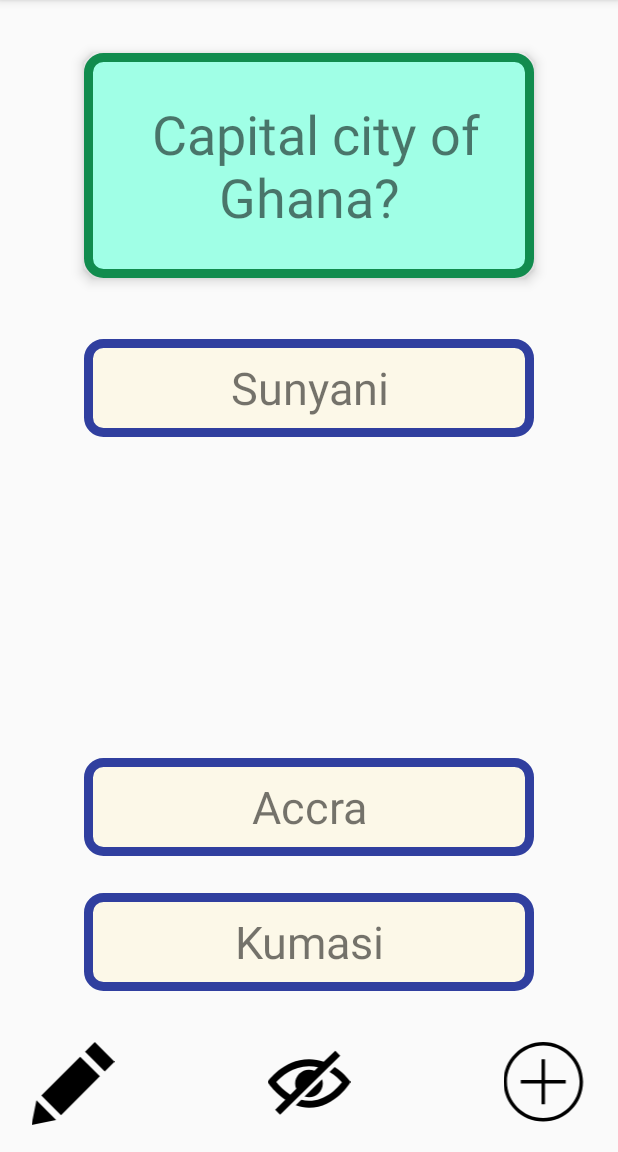
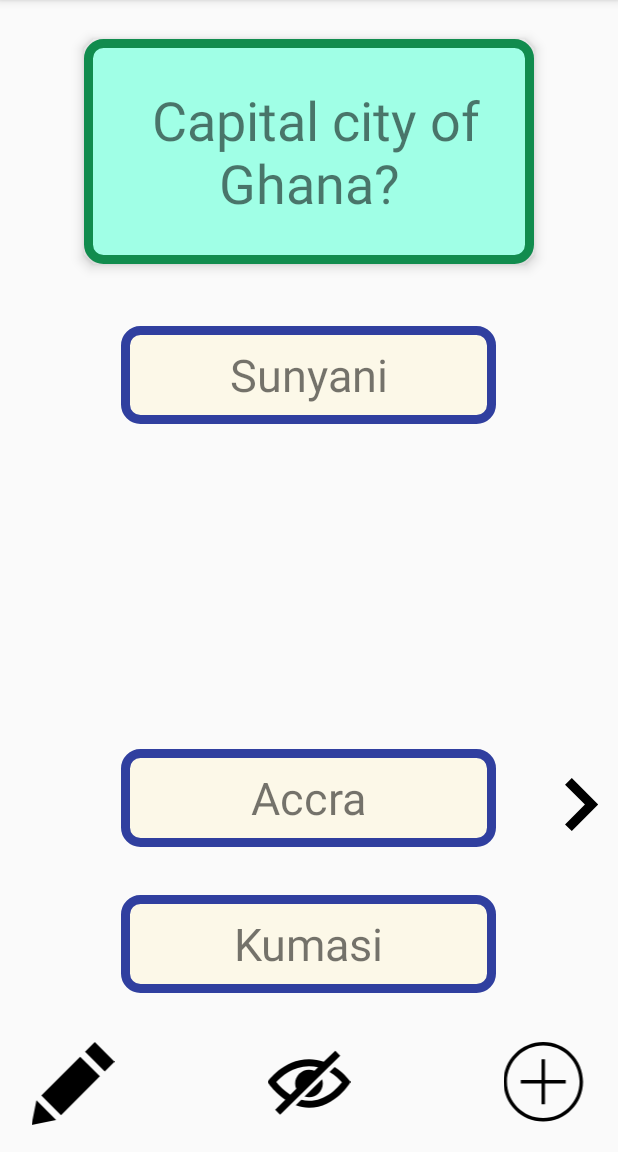
Before and after one commit to forsonkelvin/Flash2Learn, an Android app: the screen it shows after launch (MainActivity), on a phone screen of 412 x 824 dp, the part 84-1236 px from its top. Run offline under Robolectric (Android 15) with nearby library versions, the light colour scheme and no system bars; our stand-ins replace Room's generated code.

Commit message:
Database system that enables user to store card for later.

```diff
--- a/app/build.gradle
+++ b/app/build.gradle
@@ -26,4 +26,7 @@ dependencies {
     androidTestImplementation 'com.android.support.test:runner:1.0.2'
     androidTestImplementation 'com.android.support.test.espresso:espresso-core:3.0.2'
     implementation 'com.android.support:design:27.1.1'
+    implementation "android.arch.persistence.room:runtime:1.1.1"
+    annotationProcessor "android.arch.persistence.room:compiler:1.1.1"
+    debugImplementation 'com.amitshekhar.android:debug-db:1.0.4'
 }
--- /dev/null
+++ b/app/src/main/java/com/example/forso/flashlearn/AppDatabase.java
@@ -0,0 +1,9 @@
+package com.example.forso.flashlearn;
+
+import android.arch.persistence.room.Database;
+import android.arch.persistence.room.RoomDatabase;
+
+@Database(entities = {Flashcard.class}, version = 1)
+public abstract class AppDatabase extends RoomDatabase {
+    public abstract FlashcardDao flashcardDao();
+}
--- /dev/null
+++ b/app/src/main/java/com/example/forso/flashlearn/FlashcardDao.java
@@ -0,0 +1,25 @@
+package com.example.forso.flashlearn;
+
+import android.arch.persistence.room.Dao;
+import android.arch.persistence.room.Delete;
+import android.arch.persistence.room.Insert;
+import android.arch.persistence.room.OnConflictStrategy;
+import android.arch.persistence.room.Query;
+import android.arch.persistence.room.Update;
+
+import java.util.List;
+
+@Dao
+public interface FlashcardDao {
+    @Query("SELECT * FROM flashcard")
+    List<Flashcard> getAll();
+
+    @Insert
+    void insertAll(Flashcard... flashcards);
+
+    @Delete
+    void delete(Flashcard flashcard);
+
+    @Update(onConflict = OnConflictStrategy.REPLACE)
+    void update(Flashcard flashcard);
+}
--- /dev/null
+++ b/app/src/main/java/com/example/forso/flashlearn/FlashcardDatabase.java
@@ -0,0 +1,39 @@
+package com.example.forso.flashlearn;
+
+import android.arch.persistence.room.Room;
+import android.content.Context;
+
+import java.util.List;
+
+public class FlashcardDatabase {
+    private final AppDatabase db;
+
+    FlashcardDatabase(Context context) {
+        db = Room.databaseBuilder(context.getApplicationContext(),
+                AppDatabase.class, "flashcard-database")
+                .allowMainThreadQueries()
+                .fallbackToDestructiveMigration()
+                .build();
+    }
+
+    public List<Flashcard> getAllCards() {
+        return db.flashcardDao().getAll();
+    }
+
+    public void insertCard(Flashcard flashcard) {
+        db.flashcardDao().insertAll(flashcard);
+    }
+
+    public void deleteCard(String flashcardQuestion) {
+        List<Flashcard> allCards = db.flashcardDao().getAll();
+        for (Flashcard f : allCards) {
+            if (f.getQuestion().equals(flashcardQuestion)) {
+                db.flashcardDao().delete(f);
+            }
+        }
+    }
+
+    public void updateCard(Flashcard flashcard) {
+        db.flashcardDao().update(flashcard);
+    }
+}
--- a/app/src/main/java/com/example/forso/flashlearn/MainActivity.java
+++ b/app/src/main/java/com/example/forso/flashlearn/MainActivity.java
@@ -10,6 +10,8 @@ import android.widget.TextView;
 
 import org.w3c.dom.Text;
 
+import java.util.List;
+
 
 public class MainActivity extends AppCompatActivity {
 
@@ -17,6 +19,15 @@ public class MainActivity extends AppCompatActivity {
     protected void onCreate(Bundle savedInstanceState) {
         super.onCreate(savedInstanceState);
         setContentView(R.layout.activity_main);
+        flashcardDatabase = new FlashcardDatabase(getApplicationContext());
+        allFlashcards = flashcardDatabase.getAllCards();
+
+        if (allFlashcards != null && allFlashcards.size() > 0) {
+            ((TextView) findViewById(R.id.question_holder)).setText(allFlashcards.get(0).getQuestion());
+            ((TextView) findViewById(R.id.answer_holder)).setText(allFlashcards.get(0).getAnswer());
+            ((TextView) findViewById(R.id.answer_holder)).setText(allFlashcards.get(0).getWrongAnswer1());
+            ((TextView) findViewById(R.id.answer_holder)).setText(allFlashcards.get(0).getWrongAnswer2());
+        }
 
         // Changes the Background color of the question field
         //((TextView) findViewById(R.id.question_holder)).setBackgroundColor(getResources().getColor(R.color.colorSeaBlue));
@@ -133,6 +144,28 @@ public class MainActivity extends AppCompatActivity {
                 }
             });
 
+        findViewById(R.id.next_button).setOnClickListener(new View.OnClickListener() {
+            @Override
+            public void onClick(View v) {
+                // advance our pointer index so we can show the next card
+                currentCardDisplayedIndex++;
+
+                // make sure we don't get an IndexOutOfBoundsError if we are viewing the last indexed card in our list
+                if (currentCardDisplayedIndex > allFlashcards.size() - 1) {
+                    currentCardDisplayedIndex = 0;
+                }
+
+                // set the question and answer TextViews with data from the database
+                ((TextView) findViewById(R.id.question_holder)).setText(allFlashcards.get(currentCardDisplayedIndex).getQuestion());
+                ((TextView) findViewById(R.id.answer_holder)).setText(allFlashcards.get(currentCardDisplayedIndex).getAnswer());
+                ((TextView) findViewById(R.id.Option_1)).setText(allFlashcards.get(currentCardDisplayedIndex).getWrongAnswer1());
+                ((TextView) findViewById(R.id.Option_2)).setText(allFlashcards.get(currentCardDisplayedIndex).getAnswer());
+                ((TextView) findViewById(R.id.Option_3)).setText(allFlashcards.get(currentCardDisplayedIndex).getWrongAnswer2());
+            }
+        });
+
+
+
 
 
 
@@ -150,10 +183,20 @@ public class MainActivity extends AppCompatActivity {
                 ((TextView) findViewById(R.id.Option_1)).setText(string3);
                 ((TextView) findViewById(R.id.Option_2)).setText(string2);
                 ((TextView) findViewById(R.id.Option_3)).setText(string4);
+                flashcardDatabase.insertCard(new Flashcard(string1, string2));
+                flashcardDatabase.insertCard(new Flashcard(string3, string4));
+                allFlashcards = flashcardDatabase.getAllCards();
+
+
             }
 
         }
 
     }
 
+    int currentCardDisplayedIndex = 0;
+    FlashcardDatabase flashcardDatabase;
+    List<Flashcard> allFlashcards;
+
+
 }
--- /dev/null
+++ b/app/src/main/res/drawable/ic_iconmonstr_arrow_25.xml
@@ -0,0 +1,9 @@
+<vector xmlns:android="http://schemas.android.com/apk/res/android"
+    android:width="24dp"
+    android:height="24dp"
+    android:viewportWidth="24"
+    android:viewportHeight="24">
+  <path
+      android:fillColor="#FF000000"
+      android:pathData="M5,3l3.057,-3 11.943,12 -11.943,12 -3.057,-3 9,-9z"/>
+</vector>
--- a/app/src/main/res/layout/activity_main.xml
+++ b/app/src/main/res/layout/activity_main.xml
@@ -14,7 +14,7 @@
         android:layout_height="150dp"
         android:layout_alignParentTop="true"
         android:layout_centerHorizontal="true"
-        android:layout_marginTop="35dp"
+        android:layout_marginTop="26dp"
         android:background="@drawable/color_shape"
         android:elevation="5dp"
         android:gravity="center"
@@ -35,11 +35,11 @@
 
     <TextView
         android:id="@+id/Option_1"
-        android:layout_width="300dp"
+        android:layout_width="250dp"
         android:layout_height="65dp"
         android:layout_alignParentTop="true"
         android:layout_centerHorizontal="true"
-        android:layout_marginTop="226dp"
+        android:layout_marginTop="217dp"
         android:layout_weight="1"
         android:background="@drawable/options_shape"
         android:gravity="center"
@@ -48,11 +48,11 @@
 
     <TextView
         android:id="@+id/Option_2"
-        android:layout_width="300dp"
+        android:layout_width="250dp"
         android:layout_height="65dp"
         android:layout_alignParentBottom="true"
         android:layout_centerHorizontal="true"
-        android:layout_marginBottom="197dp"
+        android:layout_marginBottom="203dp"
         android:layout_weight="1"
         android:background="@drawable/options_shape"
         android:gravity="center"
@@ -61,11 +61,11 @@
 
     <TextView
         android:id="@+id/Option_3"
-        android:layout_width="300dp"
+        android:layout_width="250dp"
         android:layout_height="65dp"
         android:layout_alignParentBottom="true"
         android:layout_centerHorizontal="true"
-        android:layout_marginBottom="107dp"
+        android:layout_marginBottom="106dp"
         android:layout_weight="1"
         android:background="@drawable/options_shape"
         android:gravity="center"
@@ -100,4 +100,13 @@
         android:layout_marginStart="16dp"
         android:src="@drawable/ic_iconmonstr_pencil_14" />
 
+    <ImageView
+        android:id="@+id/next_button"
+        android:layout_width="50dp"
+        android:layout_height="35dp"
+        android:layout_alignParentBottom="true"
+        android:layout_alignParentEnd="true"
+        android:layout_marginBottom="214dp"
+        android:src="@drawable/ic_iconmonstr_arrow_25" />
+
 </RelativeLayout>
```
Also changed, not shown: app/src/main/java/com/example/forso/flashlearn/Flashcard.java (added, +92 -0 lines).
